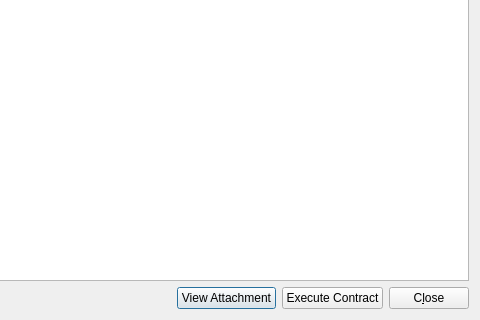
gridcoin-community/Gridcoin-Research, file src/qt/forms/transactiondescdialog.ui: the form before one commit; both pictures show x 287 to 767 and y 82 to 402 of the 767 by 402 pixel window.
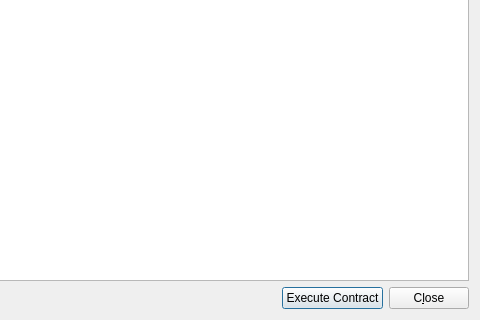
The form after the commit.

Commit message: Remove unused attachment functionality.

Patch:
```diff
--- a/src/qt/forms/transactiondescdialog.ui
+++ b/src/qt/forms/transactiondescdialog.ui
@@ -48,13 +48,6 @@
        </property>
       </spacer>
      </item>
-     <item>
-      <widget class="QPushButton" name="btnViewAttachment">
-       <property name="text">
-        <string>View Attachment</string>
-       </property>
-      </widget>
-     </item>
      <item>
       <widget class="QPushButton" name="btnExecute">
        <property name="enabled">
```
The commit also changes 8 other files.
